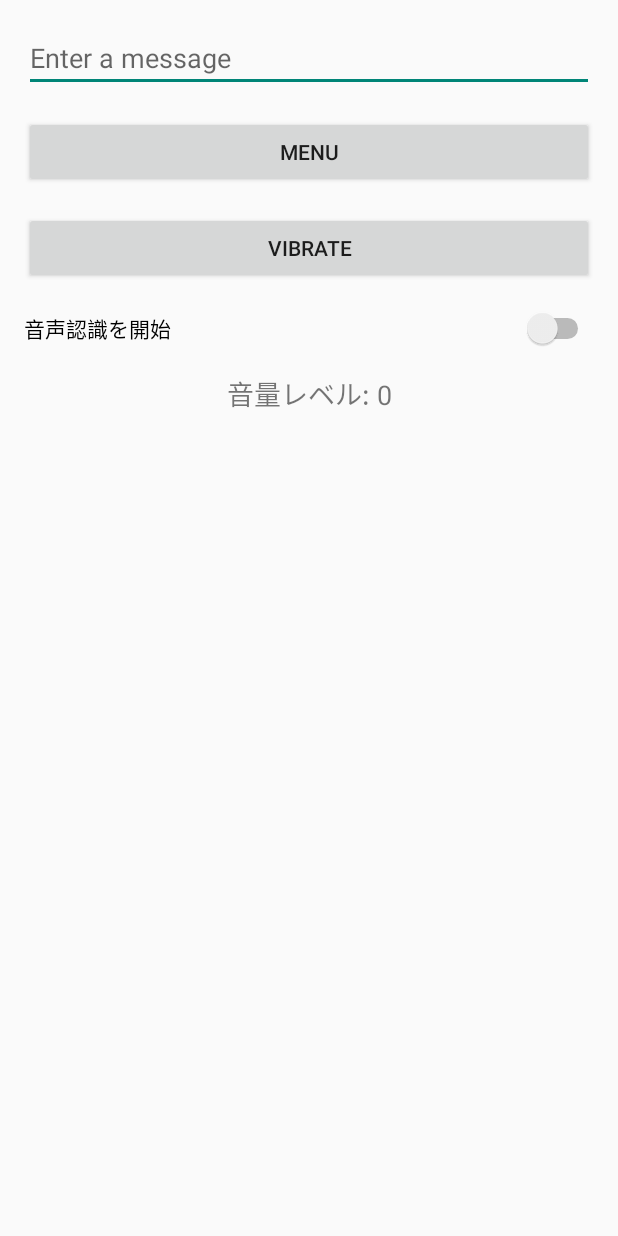
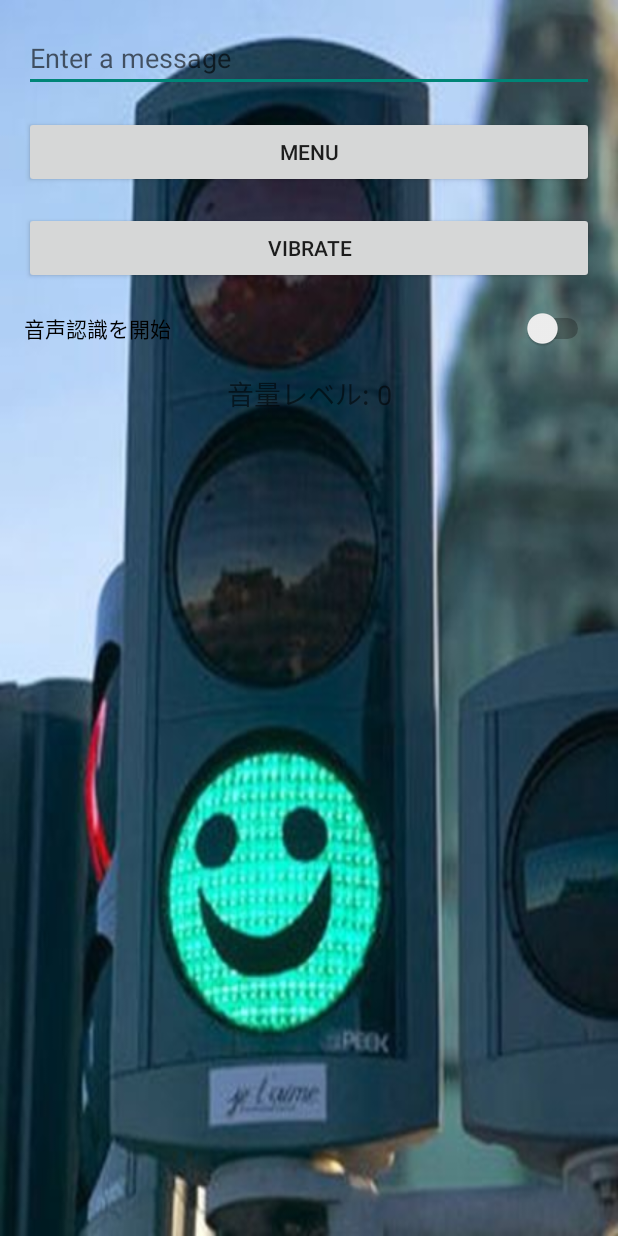
Before and after one commit to LU-A01/team4Application, an Android app built with Jetpack Compose: the screen it shows after launch (MainActivity), on a phone screen of 412 x 824 dp. Run offline under Robolectric (Android 15) with nearby library versions, the phone set to English and light mode, and no system bars.

```diff
--- a/app/src/main/res/layout/activity_main.xml
+++ b/app/src/main/res/layout/activity_main.xml
@@ -6,6 +6,7 @@
     android:layout_height="match_parent"
     android:orientation="vertical"
     android:padding="16dp"
+    android:background="@drawable/blue_signal"
     tools:context=".MainActivity">
 
     <!-- 入力用 EditText -->
```
Also changed, not shown: app/src/main/java/com/example/team4application/MainActivity.kt (+8 -3 lines), app/src/main/res/drawable/blue_signal.jpg (added). Lines whose indentation alone changed are shown as unchanged.
